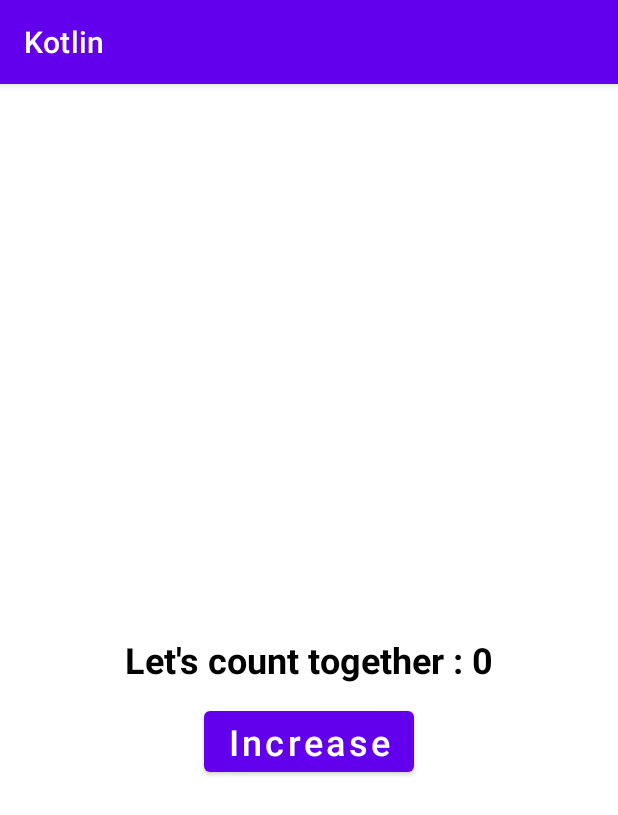
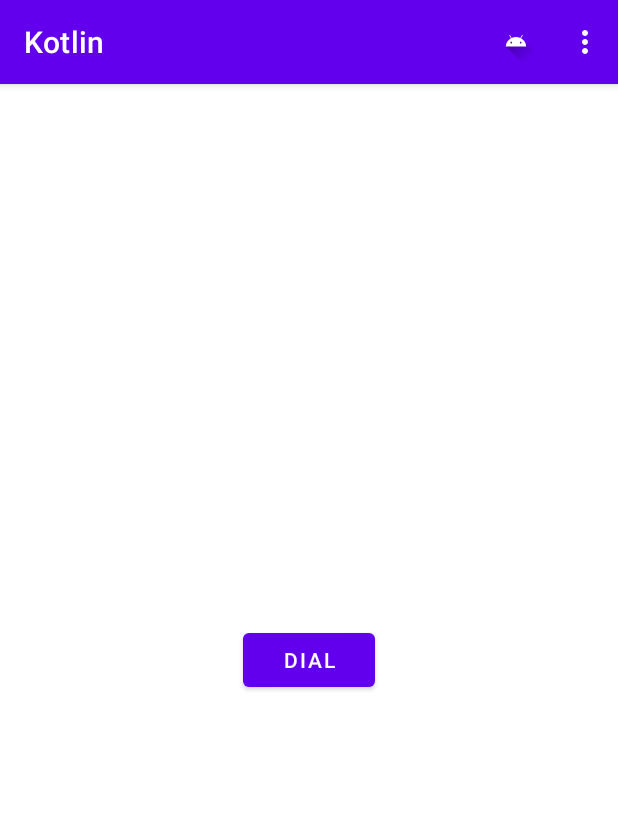
Before and after one commit to Rohitohlyan66/Kotlin, an Android app: the screen it shows after launch (MainActivity), on a phone screen of 412 x 824 dp. Shown: the top 815 px of the screen. Run offline under Robolectric (Android 15) with nearby library versions, the phone set to English and light mode, and no system bars.

Commit message:
New Commit

```diff
--- a/app/src/main/AndroidManifest.xml
+++ b/app/src/main/AndroidManifest.xml
@@ -1,6 +1,8 @@
 <?xml version="1.0" encoding="utf-8"?>
 <manifest xmlns:android="http://schemas.android.com/apk/res/android"
     package="com.example.kotlin">
+
+    <uses-permission android:name="android.permission.CALL_PHONE" />
 
     <application
         android:allowBackup="true"
@@ -16,6 +18,8 @@
                 <category android:name="android.intent.category.LAUNCHER" />
             </intent-filter>
         </activity>
+
+        <activity android:name=".SecondActivity" />
     </application>
 
 </manifest>
--- a/app/src/main/java/com/example/kotlin/MainActivity.kt
+++ b/app/src/main/java/com/example/kotlin/MainActivity.kt
@@ -1,11 +1,15 @@
 package com.example.kotlin
 
+import android.content.Intent
+import android.content.pm.PackageManager
+import android.net.Uri
 import androidx.appcompat.app.AppCompatActivity
 import android.os.Bundle
-import android.util.Log
-import android.widget.Button
-import android.widget.EditText
-import android.widget.TextView
+import android.view.LayoutInflater
+import android.view.Menu
+import android.view.MenuItem
+import android.view.View.inflate
+import android.widget.*
 
 class MainActivity : AppCompatActivity() {
 
@@ -37,6 +41,71 @@ class MainActivity : AppCompatActivity() {
             count.text = "Let's count together $value"
         }*/
 
+        //Image View
+        /*val btnShow = findViewById<Button>(R.id.btn_show);
+        var imageView = findViewById<ImageView>(R.id.imageView);
+
+        btnShow.setOnClickListener {
+            imageView.setImageResource(R.drawable.ic_launcher_background);
+        }*/
+
+        //RadioButtons and Checkbox
+        /*findViewById<Button>(R.id.btn_order).setOnClickListener {
+            val radioGroup = findViewById<RadioGroup>(R.id.radioGroup)
+            val checkedRadioButtonId = radioGroup.checkedRadioButtonId
+            val radioButton = findViewById<RadioButton>(checkedRadioButtonId)
+
+            val one = findViewById<CheckBox>(R.id.one).isChecked
+            val two = findViewById<CheckBox>(R.id.two).isChecked
+            val three = findViewById<CheckBox>(R.id.three).isChecked
+
+            val textView = findViewById<TextView>(R.id.order_text)
+
+            textView.text = "Your order is \n" +
+                    "${radioButton.text}" +
+                    (if (one) "\n one" else "") +
+                    (if (two) "\n two" else "") +
+                    (if (three) "\n three" else "")
+                    }*/
+
+        //Toasts and Context
+        /* findViewById<Button>(R.id.showToast).setOnClickListener {
+
+             Toast(this).apply {
+                 duration = Toast.LENGTH_LONG
+                 view = layoutInflater.inflate(
+                     R.layout.custom_toast,
+                     findViewById<LinearLayout>(R.id.toast)
+                 )
+                 show()
+             }
+         }*/
+
+
+        //Intents and share data between activities
+        /*findViewById<Button>(R.id.openActivity2).setOnClickListener {
+
+            val person = Person("Hi I am from First Activity")
+            Intent(this, SecondActivity::class.java).also {
+                it.putExtra("EXTRA_TEXT", person)
+                startActivity(it)
+            }
+        }*/
 
     }
+
+    override fun onCreateOptionsMenu(menu: Menu?): Boolean {
+        menuInflater.inflate(R.menu.menu_items, menu)
+        return true
+    }
+
+    override fun onOptionsItemSelected(item: MenuItem): Boolean {
+
+        when (item.itemId) {
+            R.id.delete -> Toast.makeText(this, "I am Delete", Toast.LENGTH_LONG).show()
+            R.id.icon -> Toast.makeText(this, "I am Icon", Toast.LENGTH_LONG).show()
+        }
+
+        return true
+    }
 }
--- a/app/src/main/res/layout/activity_main.xml
+++ b/app/src/main/res/layout/activity_main.xml
@@ -6,26 +6,13 @@
     android:orientation="vertical"
     tools:context=".MainActivity">
 
-    <TextView
-        android:id="@+id/tv_count"
+
+    <Button
+        android:id="@+id/dial"
         android:layout_width="wrap_content"
         android:layout_height="wrap_content"
         android:layout_centerInParent="true"
-        android:text="Let's count together : 0"
-        android:textColor="@color/black"
-        android:textSize="24sp"
-        android:textStyle="bold" />
+        android:text="DIal" />
 
-    <Button
-        android:id="@+id/btn_increase"
-        android:layout_width="wrap_content"
-        android:layout_height="wrap_content"
-        android:layout_below="@id/tv_count"
-        android:layout_centerHorizontal="true"
-        android:layout_marginTop="12dp"
-        android:text="Increase"
-        android:textAllCaps="false"
-        android:textColor="@color/white"
-        android:textSize="24sp" />
 
 </RelativeLayout>
--- /dev/null
+++ b/app/src/main/res/menu/menu_items.xml
@@ -0,0 +1,14 @@
+<?xml version="1.0" encoding="utf-8"?>
+<menu xmlns:android="http://schemas.android.com/apk/res/android"
+    xmlns:app="http://schemas.android.com/apk/res-auto">
+
+    <item
+        android:id="@+id/delete"
+        android:title="Delete" />
+    <item
+        android:id="@+id/icon"
+        android:icon="@drawable/ic_launcher_foreground"
+        android:title="Icon"
+        app:showAsAction="always" />
+
+</menu>
```
Also changed, not shown: app/src/main/java/com/example/kotlin/Person.kt (added, +7 -0 lines), app/src/main/java/com/example/kotlin/SecondActivity.kt (added, +22 -0 lines), app/src/main/res/layout/activity_second.xml (added, +23 -0 lines), app/src/main/res/layout/custom_toast.xml (added, +23 -0 lines), gradle/wrapper/gradle-wrapper.properties.
